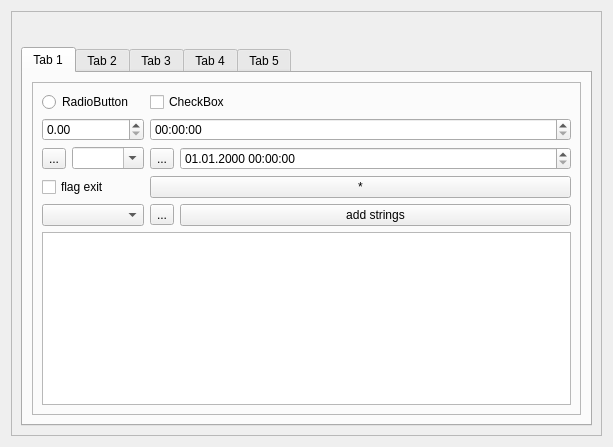
Old version of the form Qt/my_programm/_For_tests/src/for_tests_mainbox/src/ui/for_tests_mainbox.ui in the repository RinatB2017/mega_GIT.
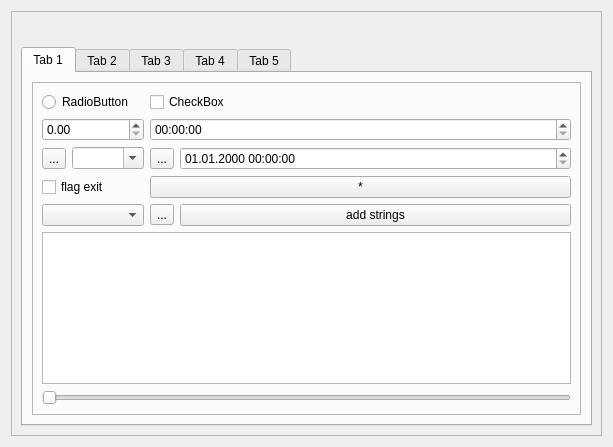
New version of the form. Icons and pictures are not drawn. Custom widgets are drawn as their Qt base class.

```diff
--- a/Qt/my_programm/_For_tests/src/for_tests_mainbox/src/ui/for_tests_mainbox.ui
+++ b/Qt/my_programm/_For_tests/src/for_tests_mainbox/src/ui/for_tests_mainbox.ui
@@ -172,6 +172,13 @@
              <item>
               <widget class="MyListWidget" name="listWidget"/>
              </item>
+             <item>
+              <widget class="QSlider" name="horizontalSlider">
+               <property name="orientation">
+                <enum>Qt::Horizontal</enum>
+               </property>
+              </widget>
+             </item>
             </layout>
            </widget>
           </item>
@@ -258,13 +265,6 @@
             </item>
            </layout>
           </item>
-          <item>
-           <widget class="QSlider" name="horizontalSlider">
-            <property name="orientation">
-             <enum>Qt::Horizontal</enum>
-            </property>
-           </widget>
-          </item>
           <item>
            <spacer name="verticalSpacer_2">
             <property name="orientation">
```
Left out of the diff: 1 changed line with no effect on the pictures.
